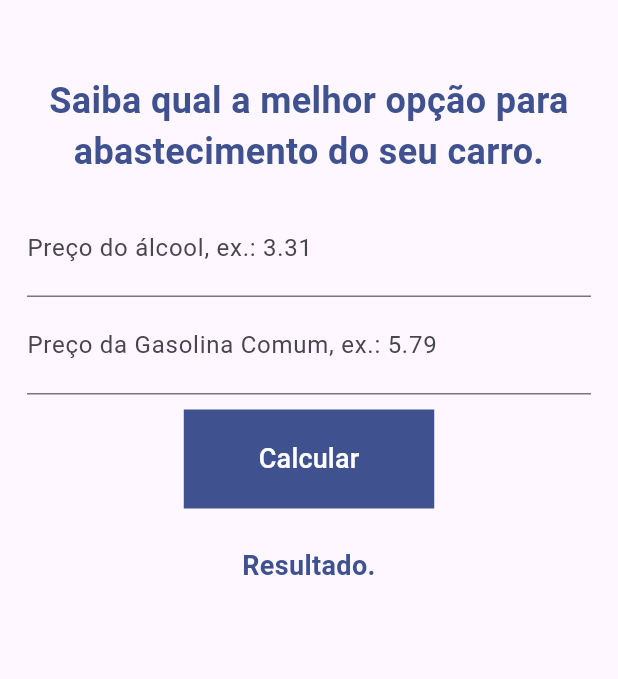
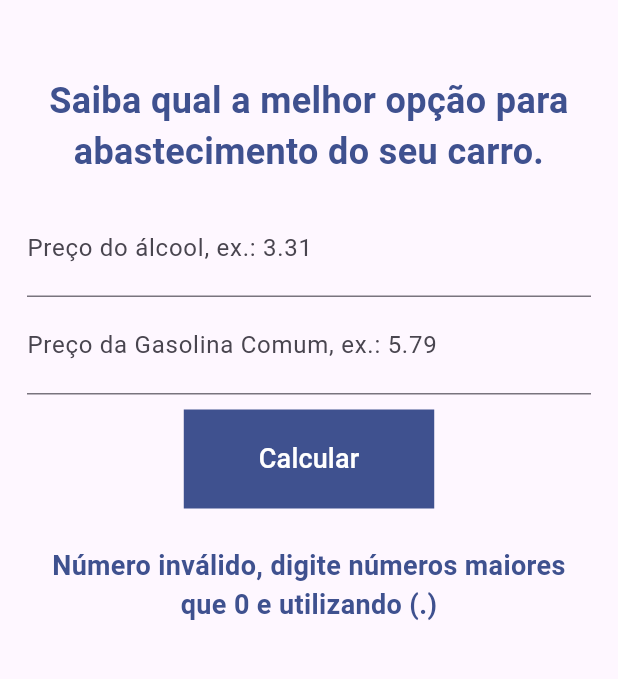
Before and after one commit to MoniceMorais/alcool_ou_gasolina_app, a Flutter app: the screen it shows after launch, after a tap on "Calcular", on a phone screen of 412 x 824 dp, the part 288-967 px from its top. Run offline on Flutter 3.47's test engine with Material 3 defaults, Android fonts, the phone set to English and light mode, and no system bars.

```diff
--- a/lib/home.dart
+++ b/lib/home.dart
@@ -8,8 +8,32 @@ class Home extends StatefulWidget {
 }
 
 class _HomeState extends State<Home> {
-  TextEditingController _controllerAlcool = TextEditingController();
-  TextEditingController _controllerGasolina = TextEditingController();
+  final TextEditingController _controllerAlcool = TextEditingController();
+  final TextEditingController _controllerGasolina = TextEditingController();
+
+  String _mensagem = "";
+
+  void _calcular() {
+    double? precoAlcool = double.tryParse(_controllerAlcool.text);
+    double? precoGasolina = double.tryParse(_controllerGasolina.text);
+
+    if (precoAlcool == null || precoGasolina == null) {
+      setState(() {
+        _mensagem =
+            "Número inválido, digite números maiores que 0 e utilizando (.)";
+      });
+    } else {
+      if ((precoAlcool / precoGasolina) >= 0.7) {
+        setState(() {
+          _mensagem = "Melhor abastecer com GASOLINA";
+        });
+      } else {
+        setState(() {
+          _mensagem = "Melhor abastecer com ÁLCOOL";
+        });
+      }
+    }
+  }
 
   @override
   Widget build(BuildContext context) {
@@ -71,7 +95,7 @@ class _HomeState extends State<Home> {
                 Padding(
                   padding: const EdgeInsets.only(top: 10),
                   child: TextButton(
-                    onPressed: () {},
+                    onPressed: _calcular,
                     style: TextButton.styleFrom(
                       foregroundColor: Colors.white,
                       backgroundColor: const Color.fromRGBO(63, 81, 143, 1),
@@ -89,12 +113,12 @@ class _HomeState extends State<Home> {
                     ),
                   ),
                 ),
-                const Padding(
-                  padding: EdgeInsets.only(top: 25),
+                Padding(
+                  padding: const EdgeInsets.only(top: 25),
                   child: Text(
-                    "Resultado.",
+                    _mensagem,
                     textAlign: TextAlign.center,
-                    style: TextStyle(
+                    style: const TextStyle(
                       fontSize: 18,
                       color: Color.fromRGBO(63, 81, 143, 1),
                       fontWeight: FontWeight.bold,
```
